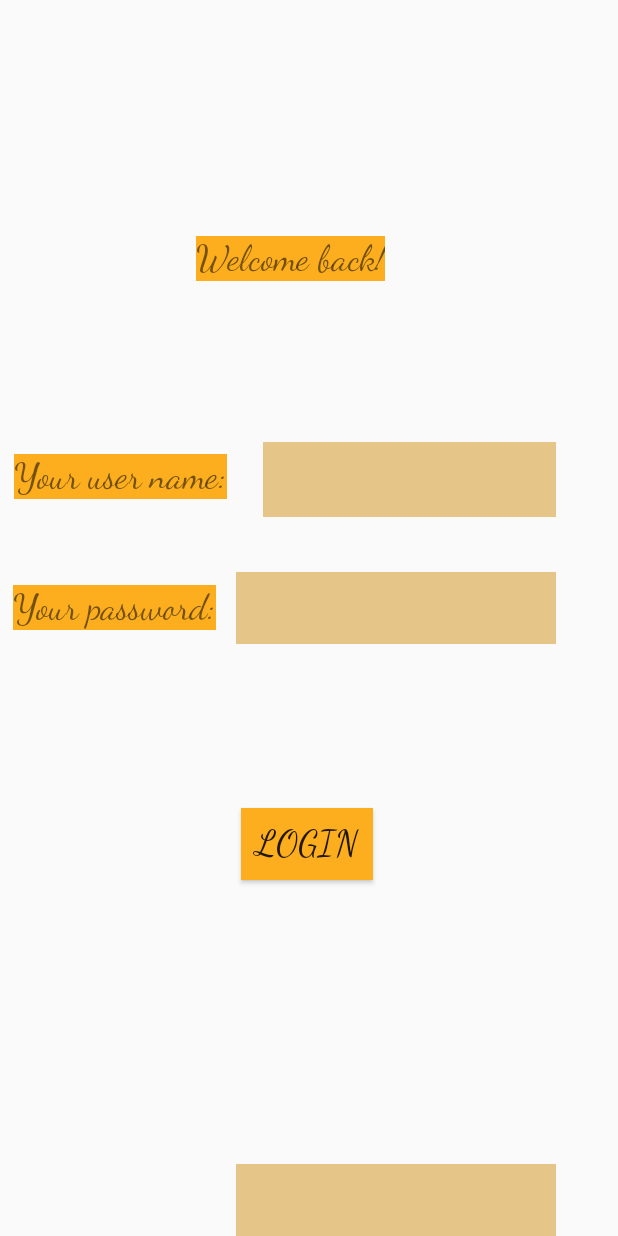
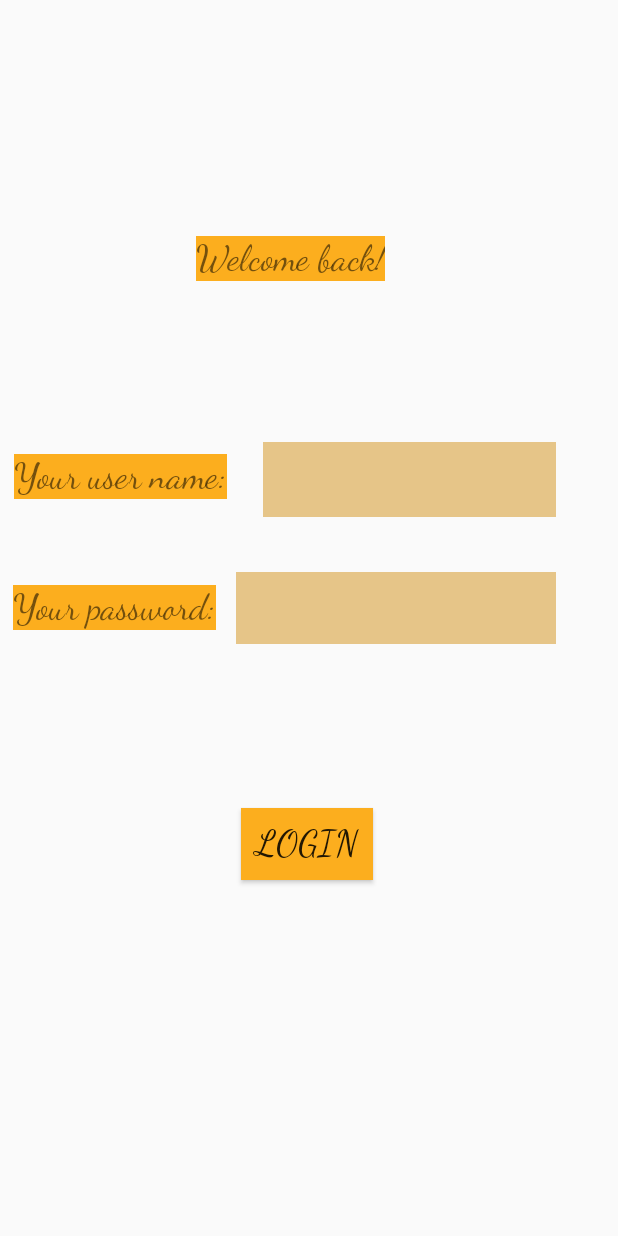
Before and after one commit to idilsuozturk/Palette_Perspectives_Final, an Android app built with Jetpack Compose: the LogInActivity screen opened directly, with no data from a screen before it, on a phone screen of 412 x 824 dp. Run offline under Robolectric (Android 15) with nearby library versions, the phone set to English and light mode, and no system bars.

Commit message:
Changes in Classes

```diff
--- /dev/null
+++ b/app/src/main/java/com/example/paletteperspectivesfinal/MainBuyerActivity.java
@@ -0,0 +1,4 @@
+package com.example.paletteperspectivesfinal;
+
+public class MainBuyerActivity {
+}
--- a/app/src/main/res/layout/activity_log_in.xml
+++ b/app/src/main/res/layout/activity_log_in.xml
@@ -39,21 +39,6 @@
         app:layout_constraintTop_toBottomOf="@+id/textView3"
         app:layout_constraintVertical_bias="0.183"
         tools:ignore="SpeakableTextPresentCheck" />
-
-    <EditText
-        android:id="@+id/editTextTextPassword2"
-        android:layout_width="wrap_content"
-        android:layout_height="wrap_content"
-        android:background="#E6C588"
-        android:ems="10"
-        android:inputType="textPassword"
-        android:minHeight="48dp"
-        app:layout_constraintBottom_toBottomOf="parent"
-        app:layout_constraintEnd_toEndOf="parent"
-        app:layout_constraintHorizontal_bias="0.791"
-        app:layout_constraintStart_toStartOf="parent"
-        app:layout_constraintTop_toBottomOf="@+id/editTextTextPersonName"
-        app:layout_constraintVertical_bias="0.085" />
 
     <EditText
         android:id="@+id/passwordInput"
```
Also changed, not shown: app/src/main/java/com/example/paletteperspectivesfinal/LogInActivity.java (+11 -2 lines), app/src/main/java/com/example/paletteperspectivesfinal/MainActivity.java (+8 -1 lines), app/src/main/res/layout/activity_seller_profile.xml (+4 -4 lines).
